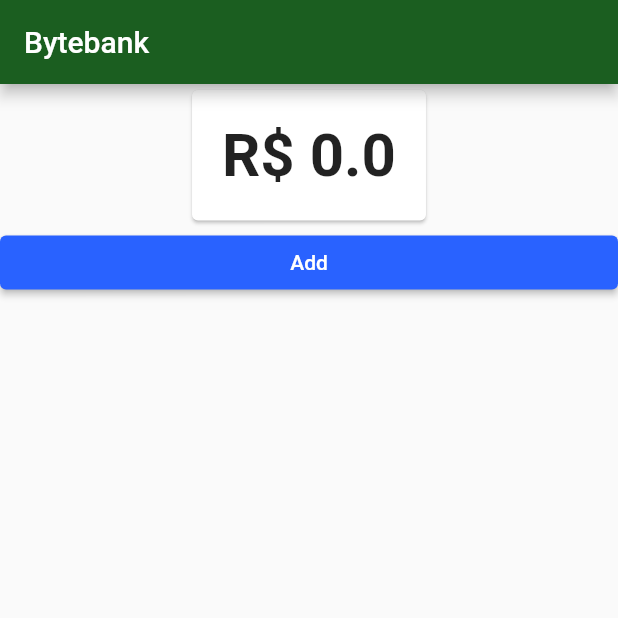
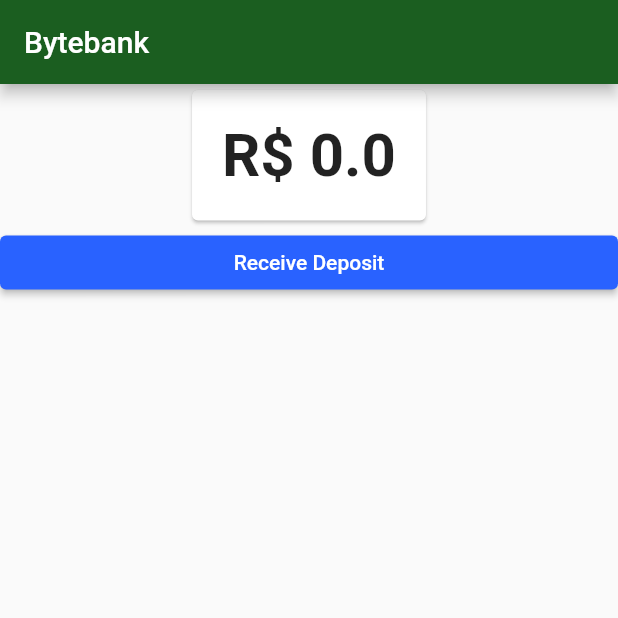
Before and after one commit to MagnunAVF/bytebank, a Flutter app: the screen it shows after launch, on a phone screen of 412 x 824 dp, the top half of it. Run offline on Flutter 3.47's test engine with Material 2 defaults, Android fonts, the phone set to English and light mode, and no system bars.

Commit message:
Create DepositForm screen
- Update status with Provider.of;

```diff
--- a/lib/screens/dashboards/dashboard.dart
+++ b/lib/screens/dashboards/dashboard.dart
@@ -1,4 +1,5 @@
 import 'package:bytebank/models/balance.dart';
+import 'package:bytebank/screens/deposit/form.dart';
 import 'package:flutter/material.dart';
 import 'package:provider/provider.dart';
 import 'balance.dart';
@@ -16,14 +17,12 @@ class Dashboard extends StatelessWidget {
             alignment: Alignment.topCenter,
             child: BalanceCard(),
           ),
-          Consumer<Balance>(
-            builder: (context, balance, child) {
-              return RaisedButton(
-                child: Text('Add'),
-                onPressed: () {
-                  balance.add(10);
-                },
-              );
+          RaisedButton(
+            child: Text('Receive Deposit'),
+            onPressed: () {
+              Navigator.push(context, MaterialPageRoute(builder: (context) {
+                return DepositForm();
+              }));
             },
           ),
         ],
```
Also changed, not shown: lib/screens/deposit/form.dart (added, +54 -0 lines).
